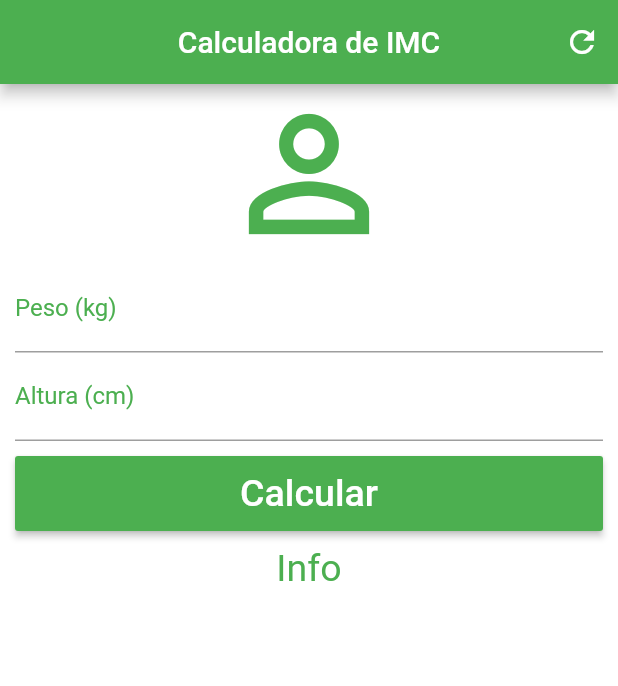
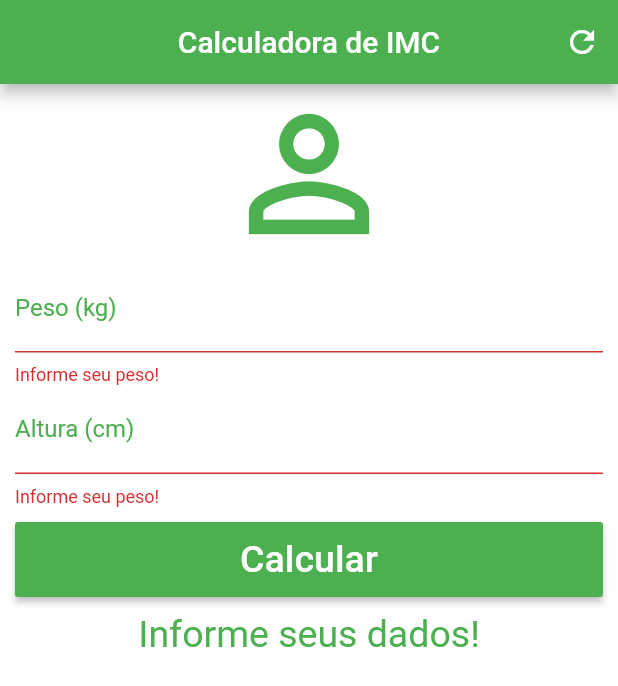
Before and after one commit to andreLagacione/calculo-imc-flutter, a Flutter app: the screen it shows after launch, after a tap on "Calcular", on a phone screen of 412 x 824 dp. Shown: the top 686 px of the screen. Run offline on Flutter 3.47's test engine with Material 2 defaults, Android fonts, the phone set to English and light mode, and no system bars.

Commit message:
add new functions

```diff
--- a/calculo_imc/lib/main.dart
+++ b/calculo_imc/lib/main.dart
@@ -14,6 +14,48 @@ class Home extends StatefulWidget {
 }
 
 class _HomeState extends State<Home> {
+  TextEditingController weightController = TextEditingController();
+  TextEditingController heightController = TextEditingController();
+  String _infoText = "Informe seus dados!";
+  GlobalKey<FormState> _formKey = GlobalKey<FormState>();
+
+  void _resetFields() {
+    weightController.text = "";
+    heightController.text = "";
+
+    setState(() {
+      _infoText = "Informe seus dados!";
+      _formKey = GlobalKey<FormState>();
+    });
+  }
+
+  void _calculate() {
+    setState(() {
+      double weight = double.parse(weightController.text);
+      double height = double.parse(heightController.text) / 100;
+      double imc = weight / (height * height);
+      _printMessage(imc);
+    });
+  }
+
+  void _printMessage(double imc) {
+    setState(() {
+      if (imc < 18.6) {
+        _infoText = "Abaixo do peso, IMC ${imc.toStringAsPrecision(2)}";
+      } else if (imc >= 18.6 && imc < 24.9) {
+        _infoText = "Peso ideal, IMC ${imc.toStringAsPrecision(2)}";
+      } else if (imc >= 24.9 && imc < 29.9) {
+        _infoText = "Levemente acima do peso, IMC ${imc.toStringAsPrecision(2)}";
+      } else if (imc >= 29.9 && imc < 34.9) {
+        _infoText = "Obesidade grau I, IMC ${imc.toStringAsPrecision(2)}";
+      } else if (imc >= 34.9 && imc < 39.9) {
+        _infoText = "Obesidade grau II, IMC ${imc.toStringAsPrecision(2)}";
+      } else if (imc >= 40) {
+        _infoText = "Obesidade grau III, IMC ${imc.toStringAsPrecision(2)}";
+      }
+    });
+  }
+
   @override
   Widget build(BuildContext context) {
     return Scaffold(
@@ -24,14 +66,16 @@ class _HomeState extends State<Home> {
         actions: <Widget>[
           IconButton(
             icon: Icon(Icons.refresh),
-            onPressed: () {},
+            onPressed: _resetFields,
           )
         ],
       ),
       backgroundColor: Colors.white,
       body: SingleChildScrollView(
         padding: EdgeInsets.fromLTRB(10, 0, 10, 0),
-        child: Column(
+        child: Form(
+          key: _formKey,
+          child:  Column(
             crossAxisAlignment: CrossAxisAlignment.stretch,
             children: <Widget>[
               Icon(
@@ -39,7 +83,7 @@ class _HomeState extends State<Home> {
                 size: 120,
                 color: Colors.green,
               ),
-            TextField(
+              TextFormField(
                 keyboardType: TextInputType.number,
                 decoration: InputDecoration(
                     labelText: "Peso (kg)",
@@ -47,8 +91,14 @@ class _HomeState extends State<Home> {
                         color: Colors.green
                     )
                 ),
+                controller: weightController,
+                validator: (values) {
+                  if (values.isEmpty) {
+                    return "Informe seu peso!";
+                  }
+                },
               ),
-            TextField(
+              TextFormField(
                 keyboardType: TextInputType.number,
                 decoration: InputDecoration(
                     labelText: "Altura (cm)",
@@ -56,13 +106,23 @@ class _HomeState extends State<Home> {
                         color: Colors.green
                     )
                 ),
+                controller: heightController,
+                validator: (values) {
+                  if (values.isEmpty) {
+                    return "Informe seu peso!";
+                  }
+                },
               ),
               Padding(
                 padding: EdgeInsets.only(top: 10, bottom: 10),
                 child: Container(
                   height: 50,
                   child: RaisedButton(
-                  onPressed: () {},
+                    onPressed: () {
+                      if (_formKey.currentState.validate()) {
+                        _calculate();
+                      }
+                    },
                     child: Text(
                       "Calcular",
                       style: TextStyle(
@@ -75,7 +135,7 @@ class _HomeState extends State<Home> {
                 ),
               ),
               Text(
-              "Info",
+                _infoText,
                 textAlign: TextAlign.center,
                 style: TextStyle(
                     color: Colors.green,
@@ -84,6 +144,7 @@ class _HomeState extends State<Home> {
               )
             ],
           ),
+        )
       ),
     );
   }
```
Lines whose indentation alone changed are shown as unchanged.
